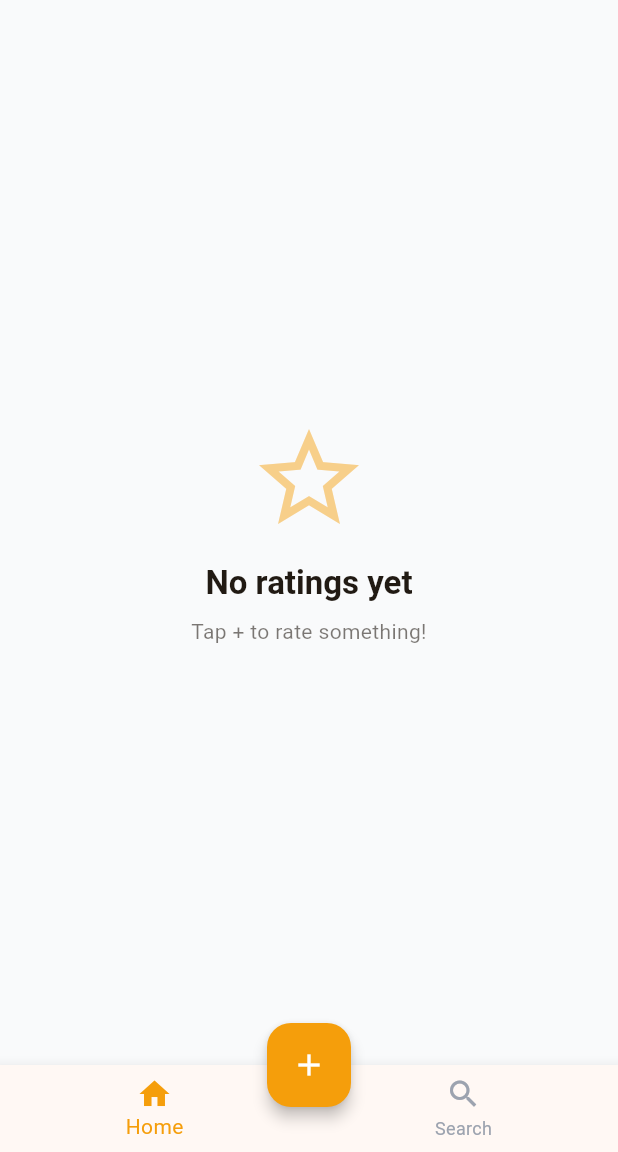
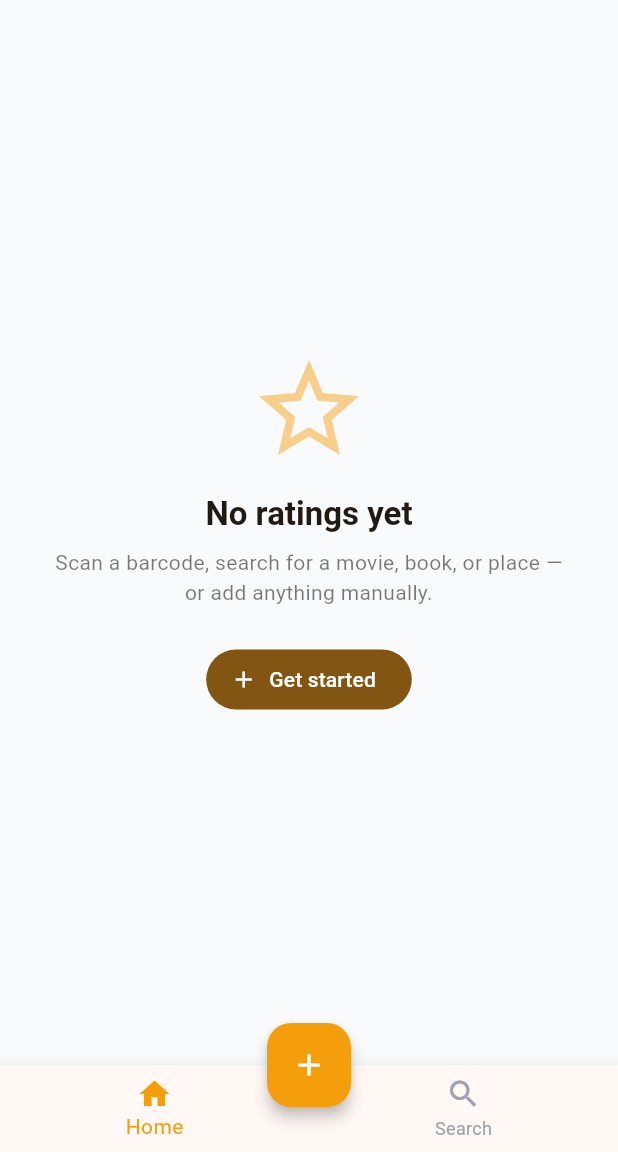
Before and after one commit to klangenk/i-like, a Flutter app: the screen it shows after launch, on a phone screen of 412 x 824 dp, the part 84-1236 px from its top. Run offline on Flutter 3.47's test engine with Material 3 defaults, Android fonts, the phone set to English and light mode, and no system bars; our stand-ins replace cached_network_image, drift, file_picker, flutter_map, flutter_riverpod, geolocator and 4 more; missing offline and left inert: any_link_preview, mobile_scanner, receive_sharing_intent; accounts and stored records are empty; generated files the repository leaves out were written again.

Commit message:
Fix stale image fallback and add onboarding empty state
- Show broken_image placeholder instead of hiding 404'd images in
  detail and add-rating screens
- Home screen empty state now explains the app and shows a
  "Get started" button that opens the quick-add sheet

Co-Authored-By: Claude Sonnet 4.6 <noreply@anthropic.com>

```diff
--- a/lib/features/home/home_screen.dart
+++ b/lib/features/home/home_screen.dart
@@ -2,6 +2,7 @@ import 'package:flutter/material.dart';
 import 'package:flutter_riverpod/flutter_riverpod.dart';
 import 'package:go_router/go_router.dart';
 import '../../l10n/app_localizations.dart';
+import '../add_rating/quick_add_sheet.dart';
 import 'home_provider.dart';
 import 'widgets/rating_card.dart';
 import 'widgets/filter_chips.dart';
@@ -73,7 +74,12 @@ class HomeScreen extends ConsumerWidget {
                 if (ratings.isEmpty) {
                   return EmptyState(
                     title: l10n.noRatingsYet,
-                    subtitle: l10n.tapToRate,
+                    subtitle: l10n.onboardingSubtitle,
+                    action: FilledButton.icon(
+                      icon: const Icon(Icons.add),
+                      label: Text(l10n.getStarted),
+                      onPressed: () => showQuickAddSheet(context),
+                    ),
                   );
                 }
                 return ListView.builder(
--- a/lib/l10n/app_de.arb
+++ b/lib/l10n/app_de.arb
@@ -121,5 +121,8 @@
   "sortAZ": "A – Z",
   "sortZA": "Z – A",
 
-  "exportCsv": "CSV exportieren"
+  "exportCsv": "CSV exportieren",
+
+  "onboardingSubtitle": "Scanne einen Barcode, suche nach einem Film, Buch oder Ort – oder füge alles manuell hinzu.",
+  "getStarted": "Los geht's"
 }
--- a/lib/l10n/app_en.arb
+++ b/lib/l10n/app_en.arb
@@ -162,5 +162,8 @@
   "sortAZ": "A – Z",
   "sortZA": "Z – A",
 
-  "exportCsv": "Export CSV"
+  "exportCsv": "Export CSV",
+
+  "onboardingSubtitle": "Scan a barcode, search for a movie, book, or place — or add anything manually.",
+  "getStarted": "Get started"
 }
--- a/lib/l10n/app_localizations.dart
+++ b/lib/l10n/app_localizations.dart
@@ -697,6 +697,18 @@ abstract class AppLocalizations {
   /// In en, this message translates to:
   /// **'Export CSV'**
   String get exportCsv;
+
+  /// No description provided for @onboardingSubtitle.
+  ///
+  /// In en, this message translates to:
+  /// **'Scan a barcode, search for a movie, book, or place — or add anything manually.'**
+  String get onboardingSubtitle;
+
+  /// No description provided for @getStarted.
+  ///
+  /// In en, this message translates to:
+  /// **'Get started'**
+  String get getStarted;
 }
 
 class _AppLocalizationsDelegate
--- a/lib/l10n/app_localizations_de.dart
+++ b/lib/l10n/app_localizations_de.dart
@@ -327,4 +327,11 @@ class AppLocalizationsDe extends AppLocalizations {
 
   @override
   String get exportCsv => 'CSV exportieren';
+
+  @override
+  String get onboardingSubtitle =>
+      'Scanne einen Barcode, suche nach einem Film, Buch oder Ort – oder füge alles manuell hinzu.';
+
+  @override
+  String get getStarted => 'Los geht\'s';
 }
--- a/lib/l10n/app_localizations_en.dart
+++ b/lib/l10n/app_localizations_en.dart
@@ -326,4 +326,11 @@ class AppLocalizationsEn extends AppLocalizations {
 
   @override
   String get exportCsv => 'Export CSV';
+
+  @override
+  String get onboardingSubtitle =>
+      'Scan a barcode, search for a movie, book, or place — or add anything manually.';
+
+  @override
+  String get getStarted => 'Get started';
 }
--- a/lib/shared/widgets/empty_state.dart
+++ b/lib/shared/widgets/empty_state.dart
@@ -5,12 +5,14 @@ class EmptyState extends StatelessWidget {
   final IconData icon;
   final String title;
   final String subtitle;
+  final Widget? action;
 
   const EmptyState({
     super.key,
     this.icon = Icons.star_border,
     required this.title,
     required this.subtitle,
+    this.action,
   });
 
   @override
@@ -46,6 +48,10 @@ class EmptyState extends StatelessWidget {
                   ),
               textAlign: TextAlign.center,
             ),
+            if (action != null) ...[
+              const SizedBox(height: 24),
+              action!,
+            ],
           ],
         ),
       ),
```
Also changed, not shown: lib/features/add_rating/add_rating_screen.dart (+9 -1 lines), lib/features/detail/detail_screen.dart (+10 -1 lines).
